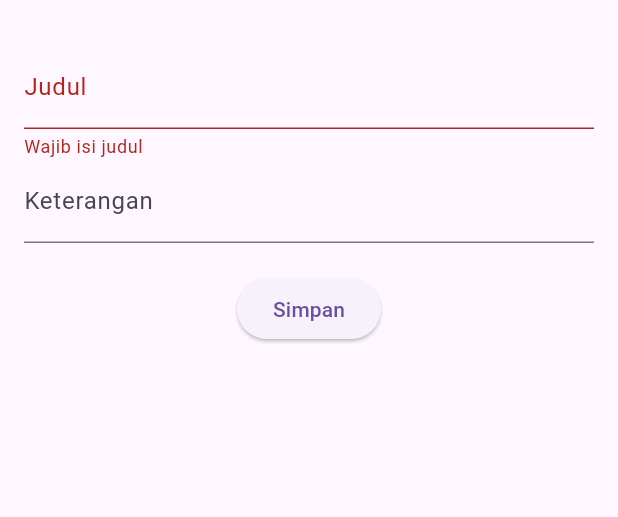
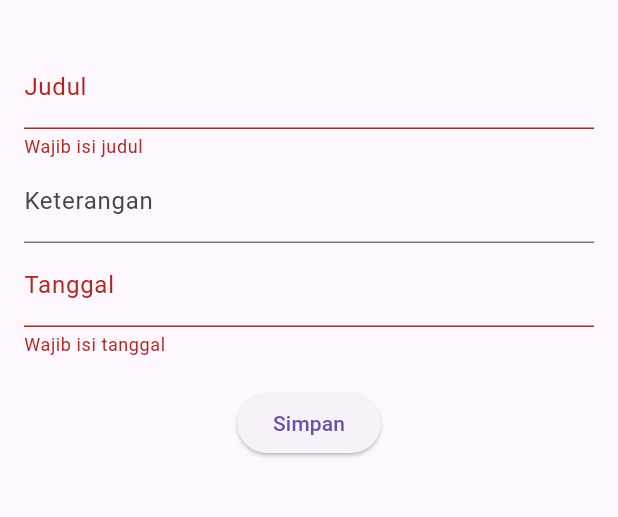
Before and after one commit to FarXY29/Praktikum_Android_6M, a Flutter app: the AgendaForm screen opened directly, after a tap on "Simpan", on a phone screen of 412 x 824 dp, the part 63-580 px from its top. Run offline on Flutter 3.47's test engine with Material 3 defaults, Android fonts, the phone set to English and light mode, and no system bars; our stand-ins replace dio, sqflite; accounts and stored records are empty; network calls fail.

Commit message:
Tambah Input Tanggal
Menambahkan Input Tanggal di Flutter

```diff
--- a/lib/agenda.dart
+++ b/lib/agenda.dart
@@ -2,14 +2,20 @@ class Agenda {
   final int? id;
   final String judul;
   final String keterangan;
+  final String tanggal;
 
-  Agenda({this.id, required this.judul, required this.keterangan});
+  Agenda(
+      {this.id,
+      required this.judul,
+      required this.keterangan,
+      required this.tanggal});
 
   factory Agenda.fromJson(Map<String, dynamic> json) {
     return Agenda(
       id: json['id'],
-      judul: json['judul'],
-      keterangan: json['keterangan'],
+      judul: json['judul'] ?? '',
+      keterangan: json['keterangan'] ?? '',
+      tanggal: json['tanggal'] ?? '', //
     );
   }
 
@@ -17,6 +23,7 @@ class Agenda {
     return {
       'judul': judul,
       'keterangan': keterangan,
+      'tanggal': tanggal,
     };
   }
 }
--- a/lib/agenda_form.dart
+++ b/lib/agenda_form.dart
@@ -14,6 +14,7 @@ class _AgendaFormState extends State<AgendaForm> {
   final _formKey = GlobalKey<FormState>();
   final _judul = TextEditingController();
   final _ket = TextEditingController();
+  final _tang = TextEditingController();
   final _service = AgendaService();
 
   @override
@@ -22,6 +23,22 @@ class _AgendaFormState extends State<AgendaForm> {
     if (widget.agenda != null) {
       _judul.text = widget.agenda!.judul;
       _ket.text = widget.agenda!.keterangan;
+      _tang.text = widget.agenda!.tanggal;
+    }
+  }
+
+  void _pickDate() async {
+    final DateTime? picked = await showDatePicker(
+      context: context,
+      initialDate: DateTime.now(),
+      firstDate: DateTime(2000),
+      lastDate: DateTime(2100),
+    );
+    if (picked != null) {
+      setState(() {
+        _tang.text =
+            picked.toIso8601String().split('T')[0]; // Format: yyyy-MM-dd
+      });
     }
   }
 
@@ -31,6 +48,7 @@ class _AgendaFormState extends State<AgendaForm> {
         id: widget.agenda?.id,
         judul: _judul.text,
         keterangan: _ket.text,
+        tanggal: _tang.text,
       );
       try {
         if (widget.agenda == null) {
@@ -69,6 +87,15 @@ class _AgendaFormState extends State<AgendaForm> {
                 controller: _ket,
                 decoration: const InputDecoration(labelText: 'Keterangan'),
               ),
+              TextFormField(
+                controller: _tang,
+                decoration: const InputDecoration(
+                    labelText: 'Tanggal', hintText: 'YYYY-MM-DD'),
+                readOnly: true,
+                onTap: _pickDate,
+                validator: (v) =>
+                    v == null || v.isEmpty ? 'Wajib isi tanggal' : null,
+              ),
               const SizedBox(height: 20),
               ElevatedButton(
                 onPressed: _submit,
```
Also changed, not shown: lib/agenda_list.dart (+9 -1 lines).
